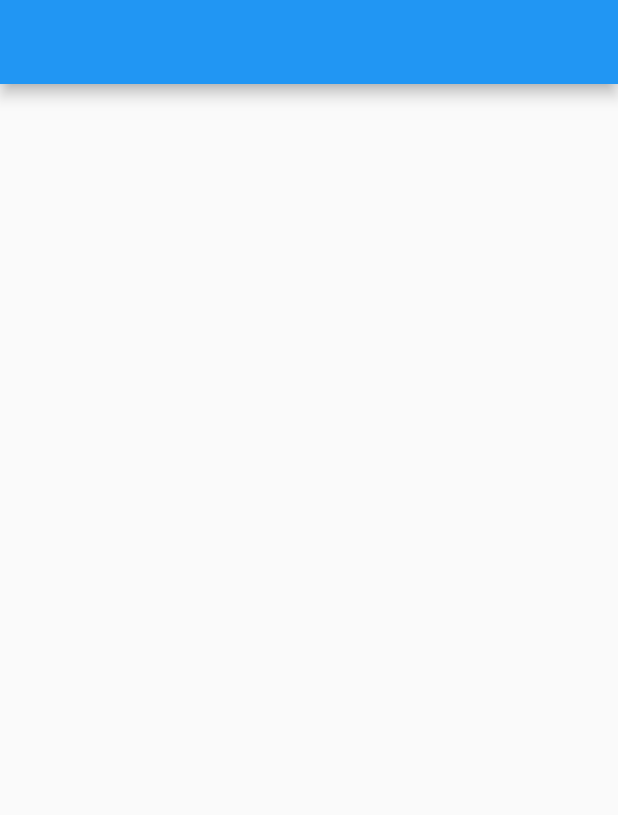
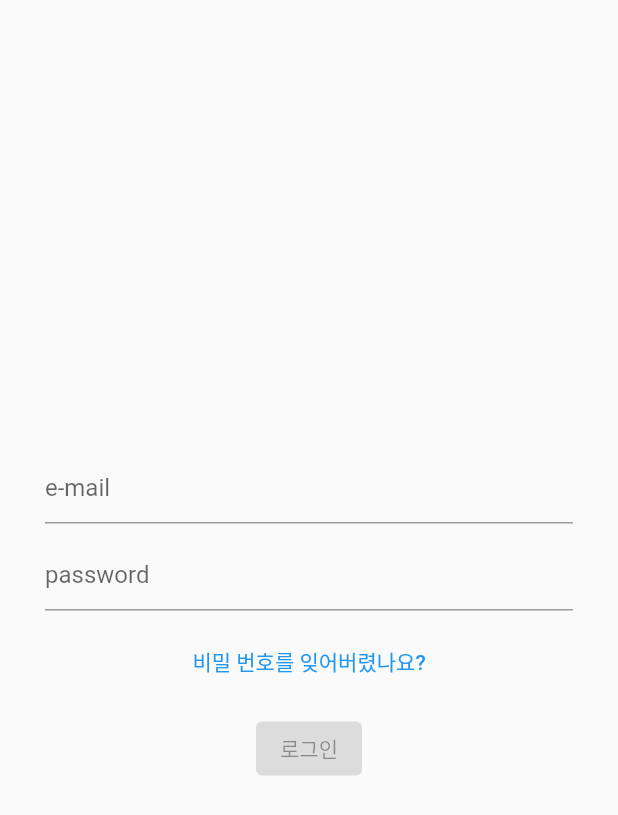
Before and after one commit to hjk1996/flutter--, a Flutter app: the screen it shows after launch, on a phone screen of 412 x 824 dp. Shown: the top 815 px of the screen. Run offline on Flutter 3.47's test engine with Material 2 defaults, Android fonts, the phone set to English and light mode, and no system bars; our stand-ins replace chat_bubbles, firebase_auth, firebase_core, firebase_storage, freezed_annotation, sqflite; accounts and stored records are empty.

Commit message:
add auth screen and auth screen state

```diff
--- a/lib/main.dart
+++ b/lib/main.dart
@@ -1,9 +1,7 @@
 import 'package:firebase_core/firebase_core.dart';
 import 'package:flutter/material.dart';
 import 'package:provider/provider.dart';
-import 'package:text_project/di/provider_setting.dart';
-import 'package:text_project/presentation/game_screen/game_screen_view.dart';
-import 'package:text_project/presentation/home_screen/home_screen_view.dart';
+import 'package:text_project/presentation/auth_screen/auth_screen_view_model.dart';
 import 'package:text_project/presentation/initial_screen/initial_screen_view.dart';
 import 'firebase_options.dart';
 
@@ -12,8 +10,14 @@ void main() async {
   await Firebase.initializeApp(
     options: DefaultFirebaseOptions.currentPlatform,
   );
-  // final providers = await getProviders();
-  runApp(const MyApp());
+  runApp(
+    MultiProvider(
+      providers: [
+        ChangeNotifierProvider(create: (context) => AuthScreenViewModel())
+      ],
+      builder: (context, child) => const MyApp(),
+    ),
+  );
 }
 
 class MyApp extends StatelessWidget {
@@ -26,8 +30,17 @@ class MyApp extends StatelessWidget {
       title: 'Flutter Demo',
       theme: ThemeData(
           primarySwatch: Colors.blue,
-          textTheme: TextTheme(bodyMedium: TextStyle(fontSize: 24))),
-      home: InitialScreenView(),
+          textTheme: TextTheme(
+            bodyMedium: TextStyle(fontSize: 24),
+          ),
+          // TODO: elevated button theme과 text button theme 만들기
+          elevatedButtonTheme: ElevatedButtonThemeData(
+            style: ElevatedButton.styleFrom(),
+          ),
+          textButtonTheme: TextButtonThemeData(
+            style: TextButton.styleFrom(),
+          )),
+      home: const InitialScreenView(),
     );
   }
 }
--- /dev/null
+++ b/lib/presentation/auth_screen/auth_screen_state.dart
@@ -0,0 +1,19 @@
+import 'package:freezed_annotation/freezed_annotation.dart';
+
+part 'auth_screen_state.freezed.dart';
+part 'auth_screen_state.g.dart';
+
+@freezed
+class AuthScreenState with _$AuthScreenState {
+  factory AuthScreenState({
+    required bool isSignIn,
+    required String email,
+    required String password,
+    required String confirmPassword,
+    required bool isValidEmail,
+    required bool isValidPassword,
+    required bool isValidConfirmPassword,
+  }) = _AuthScreenState;
+  factory AuthScreenState.fromJson(Map<String, dynamic> json) =>
+      _$AuthScreenStateFromJson(json);
+}
--- a/lib/presentation/auth_screen/auth_screen_view.dart
+++ b/lib/presentation/auth_screen/auth_screen_view.dart
@@ -1,14 +1,38 @@
 import 'package:flutter/material.dart';
 import 'package:flutter/src/foundation/key.dart';
 import 'package:flutter/src/widgets/framework.dart';
+import 'package:provider/provider.dart';
+import 'package:text_project/presentation/auth_screen/auth_screen_view_model.dart';
+import 'package:text_project/presentation/auth_screen/components/sign_in_form.dart';
+import 'package:text_project/presentation/auth_screen/components/sign_up_form.dart';
 
-class AuthScreenView extends StatelessWidget {
+// TODO: 로그인 화면 만들기
+class AuthScreenView extends StatefulWidget {
   const AuthScreenView({Key? key}) : super(key: key);
 
   @override
+  State<AuthScreenView> createState() => _AuthScreenViewState();
+}
+
+class _AuthScreenViewState extends State<AuthScreenView> {
+  @override
+  void dispose() {
+    super.dispose();
+  }
+
+  @override
   Widget build(BuildContext context) {
+    final viewModel = context.watch<AuthScreenViewModel>();
     return Scaffold(
-      appBar: AppBar(),
+      body: Padding(
+        padding: const EdgeInsets.symmetric(horizontal: 30),
+        child: Column(
+          mainAxisAlignment: MainAxisAlignment.center,
+          children: [
+            viewModel.state.isSignIn ? const SignInForm() : const SignUpForm(),
+          ],
+        ),
+      ),
     );
   }
 }
--- /dev/null
+++ b/lib/presentation/auth_screen/auth_screen_view_model.dart
@@ -0,0 +1,127 @@
+import 'package:firebase_auth/firebase_auth.dart';
+import 'package:flutter/material.dart';
+import 'package:text_project/presentation/auth_screen/auth_screen_state.dart';
+
+class AuthScreenViewModel with ChangeNotifier {
+  AuthScreenState _state = AuthScreenState(
+      isSignIn: true,
+      email: '',
+      password: '',
+      confirmPassword: '',
+      isValidEmail: false,
+      isValidPassword: false,
+      isValidConfirmPassword: false);
+  AuthScreenState get state => _state;
+
+  void toggleAuthMode() {
+    _state = _state.copyWith(
+      isSignIn: !_state.isSignIn,
+      email: '',
+      password: '',
+      confirmPassword: '',
+      isValidEmail: false,
+      isValidPassword: false,
+      isValidConfirmPassword: false,
+    );
+    notifyListeners();
+  }
+
+  set setEmail(String value) {
+    _state = _state.copyWith(email: value);
+    notifyListeners();
+  }
+
+  set setPassword(String value) {
+    _state = _state.copyWith(password: value);
+    notifyListeners();
+  }
+
+  set setConfirmPassword(String value) {
+    _state = _state.copyWith(confirmPassword: value);
+    notifyListeners();
+  }
+
+  Future onAuthButtonClick() async => state.isSignIn ? _signIn() : _signUp();
+
+  // TODO: signIn과 signUp 메소드 구현하기
+  Future _signIn() async {
+    try {
+      final userCredential = await FirebaseAuth.instance
+          .signInWithEmailAndPassword(
+              email: state.email, password: state.password);
+    } on FirebaseAuthException catch (error) {
+
+    }
+  }
+
+  Future _signUp() async {
+    try {
+      final userCredential = await FirebaseAuth.instance
+          .createUserWithEmailAndPassword(
+              email: state.email, password: state.password);
+    } on FirebaseAuthException catch (error) {}
+  }
+
+  bool get isValid => state.isSignIn
+      ? state.isValidEmail && state.isValidPassword
+      : state.isValidEmail &&
+          state.isValidPassword &&
+          state.isValidConfirmPassword;
+
+  String? validateEmail(String? value) {
+    if (value == null || value.isEmpty) {
+      _state = _state.copyWith(isValidEmail: false);
+
+      return '이메일 주소를 입력해주세요.';
+    }
+
+    final isValidEmail = RegExp(
+            r"^[a-zA-Z0-9.a-zA-Z0-9.!#$%&'*+-/=?^_`{|}~]+@[a-zA-Z0-9]+\.[a-zA-Z]+")
+        .hasMatch(value);
+
+    if (!isValidEmail) {
+      _state = _state.copyWith(isValidEmail: false);
+
+      return '이메일 형식이 올바르지 않습니다';
+    }
+
+    _state = _state.copyWith(isValidEmail: true);
+    // setValidationState();
+  }
+
+  String? validatePassword(String? value) {
+    if (value == null || value.isEmpty) {
+      _state = _state.copyWith(isValidPassword: false);
+
+      return '비밀번호를 입력해주세요.';
+    }
+
+    if (value.length < 8) {
+      _state = _state.copyWith(isValidPassword: false);
+      return '8자 이상으로 비밀번호를 설정해주세요.';
+    }
+
+    _state = _state.copyWith(isValidPassword: true);
+    // setValidationState();
+  }
+
+  String? validateConfirmPassword(String? value) {
+    // print(value);
+    // print(state.password);
+    // print(state.confirmPassword);
+    // print(state.confirmPassword == value);
+
+    if (value == null || value.isEmpty) {
+      _state = _state.copyWith(isValidConfirmPassword: false);
+      return '비밀번호를 다시 입력해주세요.';
+    }
+
+    if (value != state.confirmPassword) {
+      _state = _state.copyWith(isValidConfirmPassword: false);
+      return '비밀번호가 일치하지 않습니다.';
+    }
+
+    _state = _state.copyWith(isValidConfirmPassword: true);
+    // setValidationState();
+  }
+}
--- /dev/null
+++ b/lib/presentation/auth_screen/components/sign_in_form.dart
@@ -0,0 +1,86 @@
+import 'package:flutter/material.dart';
+import 'package:flutter/services.dart';
+import 'package:provider/provider.dart';
+import 'package:text_project/presentation/auth_screen/auth_screen_view_model.dart';
+import 'package:text_project/presentation/common/constants.dart';
+
+class SignInForm extends StatefulWidget {
+  const SignInForm({Key? key}) : super(key: key);
+
+  @override
+  State<SignInForm> createState() => _SignInFormState();
+}
+
+class _SignInFormState extends State<SignInForm> {
+  final _emailController = TextEditingController();
+  final _passwordController = TextEditingController();
+  final _formKey = GlobalKey<FormState>();
+
+  @override
+  void initState() {
+    final viewModel = context.read<AuthScreenViewModel>();
+    _emailController.addListener(() {
+      viewModel.setEmail = _emailController.text;
+    });
+    _passwordController.addListener(() {
+      viewModel.setPassword = _passwordController.text;
+    });
+    super.initState();
+  }
+
+  @override
+  void dispose() {
+    _emailController.dispose();
+    _passwordController.dispose();
+    super.dispose();
+  }
+
+  @override
+  Widget build(BuildContext context) {
+    final viewModel = context.read<AuthScreenViewModel>();
+    return Form(
+      key: _formKey,
+      child: Column(
+        mainAxisAlignment: MainAxisAlignment.center,
+        children: [
+          TextFormField(
+            decoration: InputDecoration(hintText: 'e-mail'),
+            controller: _emailController,
+            keyboardType: TextInputType.emailAddress,
+            validator: viewModel.validateEmail,
+            autovalidateMode: AutovalidateMode.onUserInteraction,
+            onChanged: (value) {},
+          ),
+          const SizedBox(
+            height: AUTH_FORM_FILED_GAP,
+          ),
+          TextFormField(
+            decoration: InputDecoration(hintText: 'password'),
+            controller: _passwordController,
+            validator: viewModel.validatePassword,
+            obscureText: true,
+            autovalidateMode: AutovalidateMode.onUserInteraction,
+          ),
+          const SizedBox(
+            height: AUTH_FORM_FILED_GAP,
+          ),
+          TextButton(
+            onPressed: viewModel.toggleAuthMode,
+            child: const Text('비밀 번호를 잊어버렸나요?'),
+          ),
+          const SizedBox(
+            height: AUTH_FORM_FILED_GAP,
+          ),
+          Consumer<AuthScreenViewModel>(
+            builder: (context, vm, child) {
+              return ElevatedButton(
+                onPressed: vm.isValid ? vm.onAuthButtonClick : null,
+                child: const Text('로그인'),
+              );
+            },
+          ),
+        ],
+      ),
+    );
+  }
+}
--- /dev/null
+++ b/lib/presentation/common/constants.dart
@@ -0,0 +1 @@
+const double AUTH_FORM_FILED_GAP = 10;
--- a/pubspec.yaml
+++ b/pubspec.yaml
@@ -41,6 +41,7 @@ dependencies:
   firebase_auth: ^3.11.2
   path_provider: ^2.0.11
   firebase_storage: ^10.3.11
+  build_runner: ^2.3.0
 
 dev_dependencies:
   flutter_test:
@@ -52,7 +53,6 @@ dev_dependencies:
   # package. See that file for information about deactivating specific lint
   # rules and activating additional ones.
   flutter_lints: ^2.0.0
-  build_runner: ^2.2.1
   json_serializable: ^6.4.0
 
 # For information on the generic Dart part of this file, see the
```
Also changed, not shown: lib/presentation/auth_screen/components/sign_up_form.dart (added, +96 -0 lines), lib/di/provider_setting.dart (line endings or trailing spaces), lib/presentation/auth_screen/auth_screen_state.freezed.dart (added), lib/presentation/auth_screen/auth_screen_state.g.dart (added), pubspec.lock.
